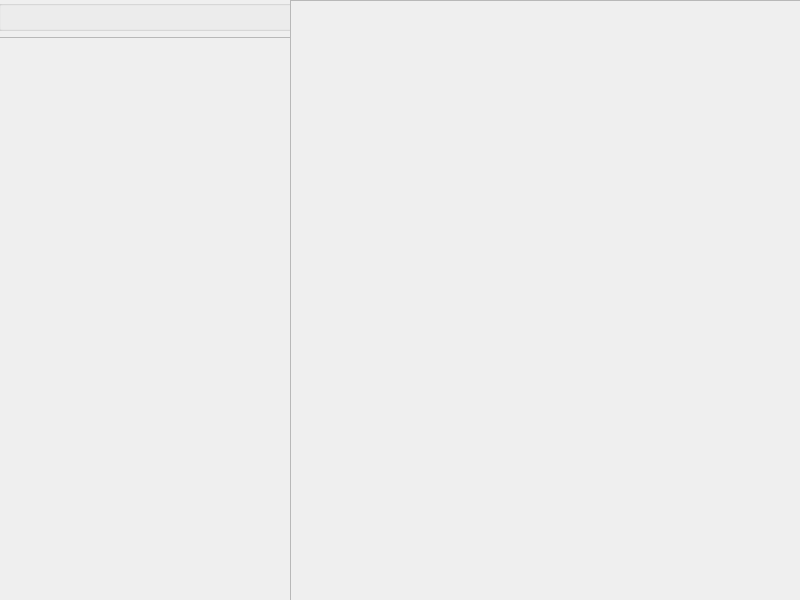
Qt form mainwindow.ui (Mohammed4mach/ap-qt) before a commit.
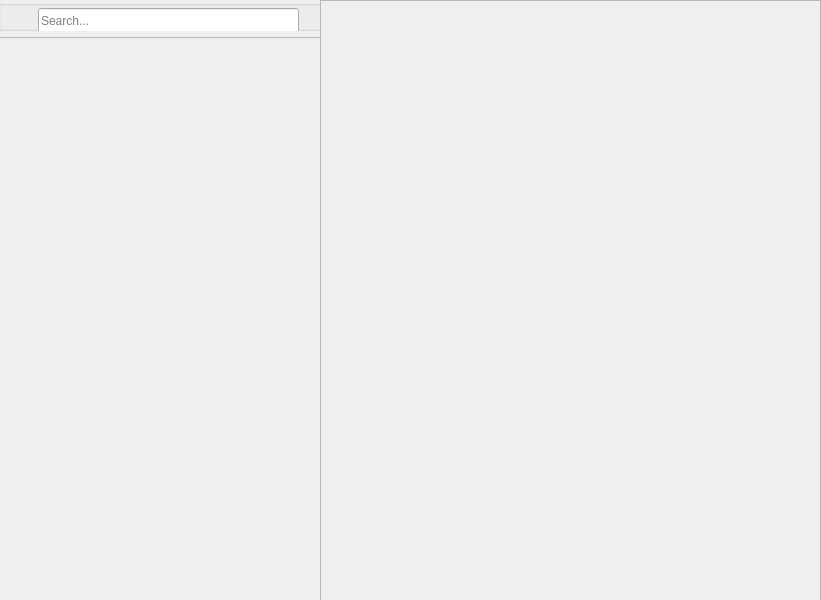
The same form after that commit.

Commit message: Finished Search Library

```diff
--- a/mainwindow.ui
+++ b/mainwindow.ui
@@ -6,7 +6,7 @@
    <rect>
     <x>0</x>
     <y>0</y>
-    <width>800</width>
+    <width>821</width>
     <height>600</height>
    </rect>
   </property>
@@ -19,7 +19,7 @@
      <rect>
       <x>-2</x>
       <y>0</y>
-      <width>301</width>
+      <width>331</width>
       <height>601</height>
      </rect>
     </property>
@@ -52,7 +52,7 @@
          <rect>
           <x>0</x>
           <y>0</y>
-          <width>281</width>
+          <width>311</width>
           <height>538</height>
          </rect>
         </property>
@@ -90,6 +90,19 @@
          <bool>true</bool>
         </property>
        </widget>
+       <widget class="QLineEdit" name="input_search">
+        <property name="geometry">
+         <rect>
+          <x>40</x>
+          <y>8</y>
+          <width>261</width>
+          <height>25</height>
+         </rect>
+        </property>
+        <property name="placeholderText">
+         <string notr="true">Search...</string>
+        </property>
+       </widget>
       </widget>
      </item>
     </layout>
@@ -97,9 +110,9 @@
    <widget class="QWidget" name="players" native="true">
     <property name="geometry">
      <rect>
-      <x>290</x>
+      <x>320</x>
       <y>0</y>
-      <width>511</width>
+      <width>501</width>
       <height>601</height>
      </rect>
     </property>
@@ -129,7 +142,7 @@
          <rect>
           <x>0</x>
           <y>0</y>
-          <width>491</width>
+          <width>481</width>
           <height>581</height>
          </rect>
         </property>
```
The commit also changes 5 other files.
